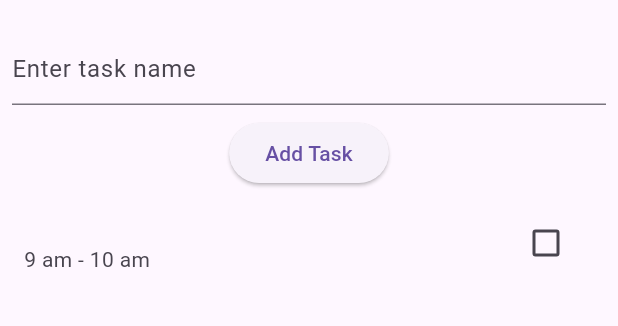
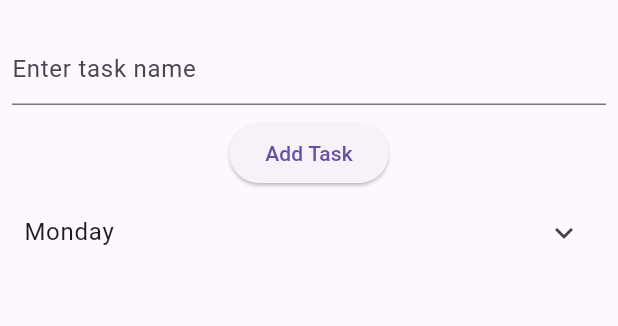
Before and after one commit to JackyZheng070102/CW6, a Flutter app: the TaskListScreen screen opened directly, after a tap on "Add Task", on a phone screen of 412 x 824 dp, the part 63-389 px from its top. Run offline on Flutter 3.47's test engine with Material 3 defaults, Android fonts, the phone set to English and light mode, and no system bars; our stand-ins replace cloud_firestore, firebase_auth, firebase_core; accounts and stored records are empty; network calls fail.

Commit message:
Implemented task management with Firebase auth, fixed edit and delete functionalities

```diff
--- a/lib/main.dart
+++ b/lib/main.dart
@@ -2,7 +2,6 @@ import 'package:cloud_firestore/cloud_firestore.dart';
 import 'package:firebase_auth/firebase_auth.dart';
 import 'package:firebase_core/firebase_core.dart';
 import 'package:flutter/material.dart';
-import 'auth_service.dart'; // Import the AuthService class
 
 void main() async {
   WidgetsFlutterBinding.ensureInitialized();
@@ -44,22 +43,25 @@ class LoginScreen extends StatefulWidget {
 class _LoginScreenState extends State<LoginScreen> {
   final TextEditingController _emailController = TextEditingController();
   final TextEditingController _passwordController = TextEditingController();
-  final AuthService _authService = AuthService();
+  final FirebaseAuth _auth = FirebaseAuth.instance;
 
   // Login function
   Future<void> _login() async {
     String email = _emailController.text;
     String password = _passwordController.text;
-    User? user = await _authService.signIn(email, password);
-    if (user != null) {
-      // Navigate to the task manager screen
+    try {
+      UserCredential userCredential = await _auth.signInWithEmailAndPassword(
+          email: email, password: password);
+      if (userCredential.user != null) {
+        // Navigate to task list screen
         Navigator.pushReplacement(
           context,
           MaterialPageRoute(builder: (context) => TaskListScreen()),
         );
-    } else {
+      }
+    } catch (e) {
       ScaffoldMessenger.of(context).showSnackBar(
-        SnackBar(content: Text('Login failed')),
+        SnackBar(content: Text('Login failed: $e')),
       );
     }
   }
@@ -67,9 +69,7 @@ class _LoginScreenState extends State<LoginScreen> {
   @override
   Widget build(BuildContext context) {
     return Scaffold(
-      appBar: AppBar(
-        title: Text('Login'),
-      ),
+      appBar: AppBar(title: Text('Login')),
       body: Padding(
         padding: const EdgeInsets.all(16.0),
         child: Column(
@@ -111,22 +111,25 @@ class SignUpScreen extends StatefulWidget {
 class _SignUpScreenState extends State<SignUpScreen> {
   final TextEditingController _emailController = TextEditingController();
   final TextEditingController _passwordController = TextEditingController();
-  final AuthService _authService = AuthService();
+  final FirebaseAuth _auth = FirebaseAuth.instance;
 
   // Sign up function
   Future<void> _signUp() async {
     String email = _emailController.text;
     String password = _passwordController.text;
-    User? user = await _authService.signUp(email, password);
-    if (user != null) {
-      // Navigate to the task manager screen
+    try {
+      UserCredential userCredential = await _auth.createUserWithEmailAndPassword(
+          email: email, password: password);
+      if (userCredential.user != null) {
+        // Navigate to task list screen
         Navigator.pushReplacement(
           context,
           MaterialPageRoute(builder: (context) => TaskListScreen()),
         );
-    } else {
+      }
+    } catch (e) {
       ScaffoldMessenger.of(context).showSnackBar(
-        SnackBar(content: Text('Sign up failed')),
+        SnackBar(content: Text('Sign up failed: $e')),
       );
     }
   }
@@ -134,9 +137,7 @@ class _SignUpScreenState extends State<SignUpScreen> {
   @override
   Widget build(BuildContext context) {
     return Scaffold(
-      appBar: AppBar(
-        title: Text('Sign Up'),
-      ),
+      appBar: AppBar(title: Text('Sign Up')),
       body: Padding(
         padding: const EdgeInsets.all(16.0),
         child: Column(
@@ -167,18 +168,124 @@ class _SignUpScreenState extends State<SignUpScreen> {
   }
 }
 
-class TaskListScreen extends StatelessWidget {
+class Task {
+  String id;
+  String title;
+  bool isCompleted;
+  String day;
+  String timeSlot;
+
+  Task({
+    required this.id,
+    required this.title,
+    this.isCompleted = false,
+    required this.day,
+    required this.timeSlot,
+  });
+
+  factory Task.fromMap(Map<String, dynamic> data, String documentId) {
+    return Task(
+      id: documentId,
+      title: data['title'] ?? '',
+      isCompleted: data['isCompleted'] ?? false,
+      day: data['day'] ?? '',
+      timeSlot: data['timeSlot'] ?? '',
+    );
+  }
+
+  Map<String, dynamic> toMap() {
+    return {
+      'title': title,
+      'isCompleted': isCompleted,
+      'day': day,
+      'timeSlot': timeSlot,
+    };
+  }
+}
+
+class TaskListScreen extends StatefulWidget {
+  @override
+  _TaskListScreenState createState() => _TaskListScreenState();
+}
+
+class _TaskListScreenState extends State<TaskListScreen> {
   final TextEditingController _taskController = TextEditingController();
+  final FirebaseAuth _auth = FirebaseAuth.instance;
   final FirebaseFirestore _firestore = FirebaseFirestore.instance;
 
-  Future<void> _addTask(String title) async {
-    // Add the task to Firestore
-    await _firestore.collection('tasks').add({
-      'title': title,
-      'isCompleted': false,
-      'day': 'Monday',
-      'timeSlot': '9 am - 10 am',
+  // Sign out function
+  Future<void> _signOut() async {
+    await _auth.signOut();
+    Navigator.pushReplacement(
+      context,
+      MaterialPageRoute(builder: (context) => LoginScreen()),
+    );
+  }
+
+  // Add task function
+  Future<void> _addTask(String title, String day, String timeSlot) async {
+    Task task = Task(
+      id: '',
+      title: title,
+      day: day,
+      timeSlot: timeSlot,
+    );
+    await _firestore.collection('tasks').add(task.toMap());
+  }
+
+  // Update task completion status
+  Future<void> _updateTask(String taskId, bool isCompleted) async {
+    await _firestore.collection('tasks').doc(taskId).update({'isCompleted': isCompleted});
+  }
+
+  // Delete task
+  Future<void> _deleteTask(String taskId) async {
+    await _firestore.collection('tasks').doc(taskId).delete();
+  }
+
+  // Edit Task Dialog for changing day and time slot
+  Future<void> _editTaskDialog(String taskId, String initialDay, String initialTimeSlot) async {
+    TextEditingController dayController = TextEditingController(text: initialDay);
+    TextEditingController timeSlotController = TextEditingController(text: initialTimeSlot);
+
+    return showDialog<void>(
+      context: context,
+      builder: (BuildContext context) {
+        return AlertDialog(
+          title: Text('Edit Task'),
+          content: Column(
+            children: [
+              TextField(
+                controller: dayController,
+                decoration: InputDecoration(labelText: 'Day (e.g., Monday)'),
+              ),
+              TextField(
+                controller: timeSlotController,
+                decoration: InputDecoration(labelText: 'Time Slot (e.g., 9 am - 10 am)'),
+              ),
+            ],
+          ),
+          actions: <Widget>[
+            TextButton(
+              child: Text('Cancel'),
+              onPressed: () {
+                Navigator.of(context).pop();
+              },
+            ),
+            TextButton(
+              child: Text('Save'),
+              onPressed: () {
+                _firestore.collection('tasks').doc(taskId).update({
+                  'day': dayController.text,
+                  'timeSlot': timeSlotController.text,
                 });
+                Navigator.of(context).pop();
+              },
+            ),
+          ],
+        );
+      },
+    );
   }
 
   @override
@@ -189,13 +296,7 @@ class TaskListScreen extends StatelessWidget {
         actions: [
           IconButton(
             icon: Icon(Icons.exit_to_app),
-            onPressed: () async {
-              await FirebaseAuth.instance.signOut();
-              Navigator.pushReplacement(
-                context,
-                MaterialPageRoute(builder: (context) => LoginScreen()),
-              );
-            },
+            onPressed: _signOut,
           ),
         ],
       ),
@@ -210,7 +311,7 @@ class TaskListScreen extends StatelessWidget {
           ),
           ElevatedButton(
             onPressed: () {
-              _addTask(_taskController.text);
+              _addTask(_taskController.text, 'Monday', '9 am - 10 am');
               _taskController.clear();
             },
             child: Text('Add Task'),
@@ -223,21 +324,60 @@ class TaskListScreen extends StatelessWidget {
                   return Center(child: CircularProgressIndicator());
                 }
 
-                var tasks = snapshot.data!.docs;
+                var tasks = snapshot.data!.docs.map((doc) {
+                  return Task.fromMap(doc.data() as Map<String, dynamic>, doc.id);
+                }).toList();
+
+                Map<String, List<Task>> groupedTasks = {};
+                for (var task in tasks) {
+                  if (!groupedTasks.containsKey(task.day)) {
+                    groupedTasks[task.day] = [];
+                  }
+                  groupedTasks[task.day]!.add(task);
+                }
+
                 return ListView(
-                  children: tasks.map((doc) {
-                    var task = doc.data() as Map<String, dynamic>;
+                  children: groupedTasks.entries.map((entry) {
+                    String day = entry.key;
+                    List<Task> tasksForDay = entry.value;
+
+                    return ExpansionTile(
+                      title: Text(day),
+                      children: tasksForDay.map((task) {
                         return ListTile(
-                      title: Text(task['title']),
-                      subtitle: Text(task['timeSlot']),
-                      trailing: Checkbox(
-                        value: task['isCompleted'],
+                          title: Text(
+                            task.title,
+                            style: TextStyle(
+                                decoration: task.isCompleted
+                                    ? TextDecoration.lineThrough
+                                    : TextDecoration.none),
+                          ),
+                          subtitle: Text(task.timeSlot),
+                          trailing: Row(
+                            mainAxisSize: MainAxisSize.min,
+                            children: [
+                              Checkbox(
+                                value: task.isCompleted,
                                 onChanged: (value) {
-                          _firestore.collection('tasks').doc(doc.id).update({
-                            'isCompleted': value,
-                          });
+                                  _updateTask(task.id, value ?? false);
                                 },
                               ),
+                              IconButton(
+                                icon: Icon(Icons.edit),
+                                onPressed: () {
+                                  _editTaskDialog(task.id, task.day, task.timeSlot);
+                                },
+                              ),
+                              IconButton(
+                                icon: Icon(Icons.delete),
+                                onPressed: () {
+                                  _deleteTask(task.id);
+                                },
+                              ),
+                            ],
+                          ),
+                        );
+                      }).toList(),
                     );
                   }).toList(),
                 );
```
Lines whose indentation alone changed are shown as unchanged.
